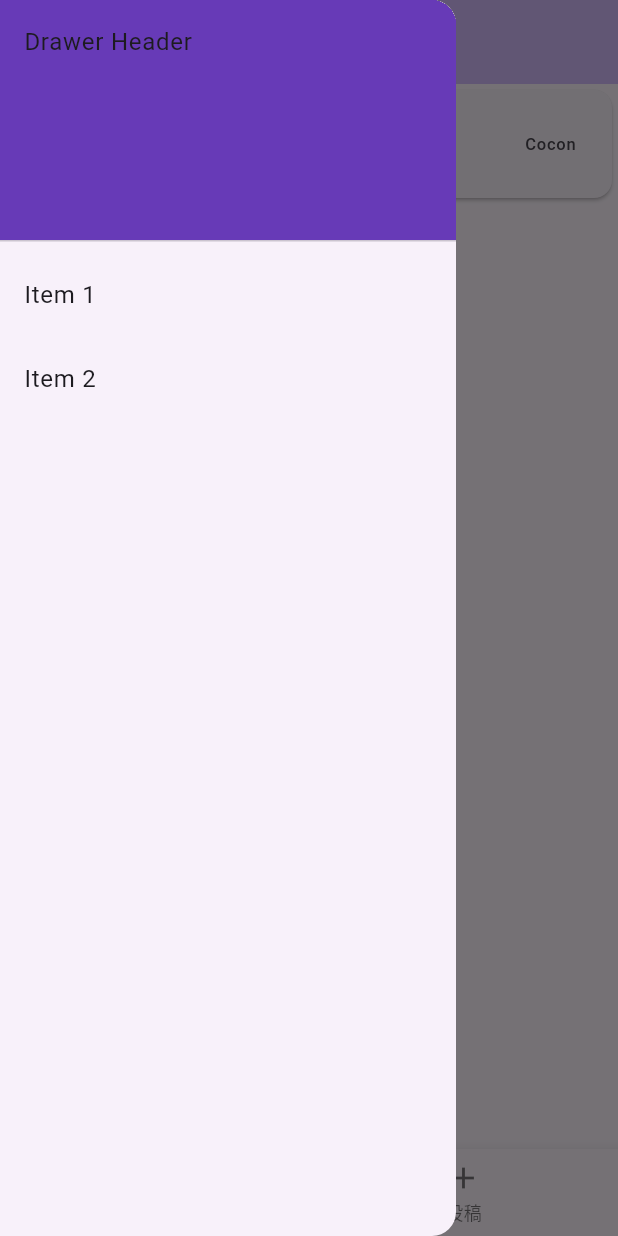
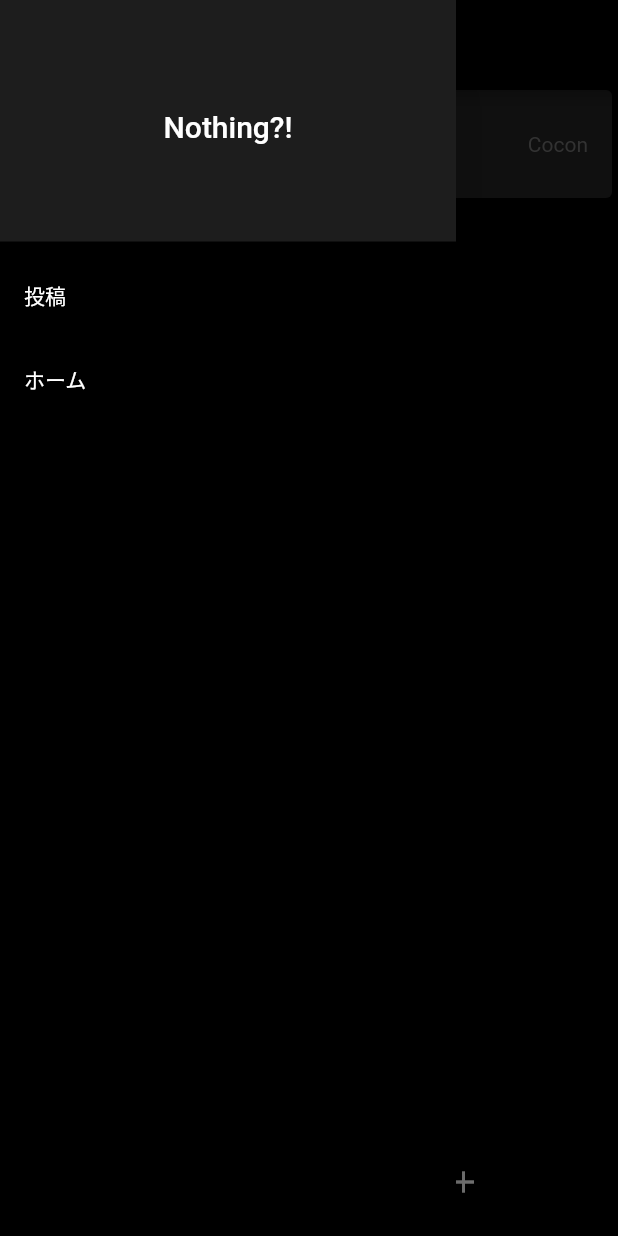
Before and after one commit to duke-imo/chiiki_flutter, a Flutter app: the screen it shows after launch, with the side drawer open, on a phone screen of 412 x 824 dp. Run offline on Flutter 3.47's test engine with Material 3 defaults, Android fonts, the light colour scheme and no system bars; our stand-ins replace shared_preferences.

Commit message:
change UI

```diff
--- a/lib/main.dart
+++ b/lib/main.dart
@@ -1,6 +1,7 @@
 import 'package:flutter/material.dart';
 import 'package:flutter_chiiki/post.dart';
 import 'database.dart';
+import 'package:intl/intl.dart';
 
 void main() {
   runApp(const MyApp());
@@ -14,10 +15,9 @@ class MyApp extends StatelessWidget {
   Widget build(BuildContext context) {
     return MaterialApp(
       debugShowCheckedModeBanner: false,
-      title: 'Flutter Demo',
+      title: 'Z',
       theme: ThemeData(
-        colorScheme: ColorScheme.fromSeed(seedColor: Colors.deepPurple),
-        useMaterial3: true,
+        useMaterial3: false,
       ),
       home: const MyHomePage(title: 'chiiki_flutter'),
     );
@@ -41,36 +41,68 @@ class _MyHomePageState extends State<MyHomePage> {
   @override
   Widget build(BuildContext context) {
     return Scaffold(
+      backgroundColor: const Color.fromARGB(255, 0, 0, 0),
       body: ListView.builder(
         itemCount: posts.length,
         itemBuilder: (BuildContext context, int index) {
           return Card(
-            child: ListTile(
-              title: Text(posts[index].text),
-              subtitle: Text(posts[index].date.toString()),
-              trailing: Text(posts[index].username),
-            ),
-          );
+            color: const Color.fromARGB(255, 34, 34, 34),
+              child: ListTile(
+                leading: const CircleAvatar(
+                  backgroundImage: AssetImage('assets/image/icon_image.png'),
+                  backgroundColor: Colors.transparent,
+                  ),
+                title: Text(
+                  posts[index].text,
+                  style: const TextStyle(color: Colors.white),
+                  ),
+                subtitle: Text(
+                  DateFormat('yyyy/HH:mm').format(posts[index].date),
+                  style: const TextStyle(
+                    color: Color.fromARGB(255, 167, 167, 167),
+                    fontSize: 12,),
+                  ),
+                trailing: Text(
+                  posts[index].username,
+                  style: const TextStyle(color: Color.fromARGB(255, 110, 110, 110)),),
+              ),
+            );
         },
       ),
       drawer: Drawer(
+        backgroundColor: Colors.black,
         child: ListView(
           padding: EdgeInsets.zero,
           children: <Widget>[
             const DrawerHeader(
               decoration: BoxDecoration(
-                color: Colors.deepPurple,
+                color: Color.fromARGB(255, 29, 29, 29)
               ),
-              child: Text('Drawer Header'),
+              child: Center(
+              child: Text(
+                'Nothing?!',
+                style: TextStyle(
+                  color: Color.fromARGB(255, 255, 255, 255),
+                  fontSize: 20,)
+                  ),
+            ),
             ),
             ListTile(
-              title: const Text('Item 1'),
+              title: const Text(
+                '投稿',
+                style: TextStyle(color: Colors.white),
+              ),
               onTap: () {
-                Navigator.pop(context);
+                Navigator.push(
+                  context,
+                  MaterialPageRoute(builder: (context) =>  const PostPage()),);
               },
             ),
             ListTile(
-              title: const Text('Item 2'),
+              title: const Text(
+                'ホーム',
+                style: TextStyle(color: Colors.white),
+              ),
               onTap: () {
                 Navigator.pop(context);
               },
@@ -79,34 +111,41 @@ class _MyHomePageState extends State<MyHomePage> {
         ),
       ),
       bottomNavigationBar: BottomNavigationBar(
+        backgroundColor: Colors.black,
         currentIndex: selectedIndex,
         onTap: (index) {
           setState(() {
             selectedIndex = index;
-            print(index.toString());
             if (index == 1) {
               Navigator.push(
                 context,
-                MaterialPageRoute(builder: (context) =>  PostPage()),
+                MaterialPageRoute(builder: (context) =>  const PostPage()),
               );
             }
           });
         },
         items: const [
           BottomNavigationBarItem(
-            icon: Icon(Icons.home),
-            label: 'ホーム',
+            icon: Icon(
+              Icons.home,
+              color: Colors.white,
+              ),
+            label: '',
           ),
           BottomNavigationBarItem(
-            icon: Icon(Icons.add),
-            label: '投稿',
-            backgroundColor: Color.fromARGB(255, 0, 140, 255),
+            icon: Icon(
+              Icons.add,
+              color: Colors.white,),
+            label: '',
           ),
         ],
       ),
       appBar: AppBar(
-        backgroundColor: Theme.of(context).colorScheme.inversePrimary,
-        title: const Text('z'),
+        backgroundColor: Colors.black,
+        title: const Text('𝕫'),
+        titleTextStyle: const TextStyle(
+          fontSize: 40,
+        ),
         centerTitle: true,
 
       ),
--- a/lib/post.dart
+++ b/lib/post.dart
@@ -29,10 +29,10 @@ class _PostPagePageState extends State<PostPage> {
                 TextField(
                   controller: _textEditingController,
                   enabled: true,
-                  maxLength: 50,
+                  maxLength: 150,
                   style: const TextStyle(color: Colors.black),
                   obscureText: false,
-                  maxLines: 1,
+                  maxLines: null,
                   decoration: const InputDecoration(
                     icon: Icon(Icons.speaker_notes),
                     hintText: '投稿内容を記載します',
@@ -42,7 +42,7 @@ class _PostPagePageState extends State<PostPage> {
                 TextField(
                   controller: _usernameEditingController,
                   enabled: true,
-                  maxLength: 50,
+                  maxLength: 15,
                   style: const TextStyle(color: Colors.black),
                   obscureText: false,
                   maxLines: 1,
--- a/pubspec.yaml
+++ b/pubspec.yaml
@@ -40,6 +40,7 @@ dependencies:
 dev_dependencies:
   flutter_test:
     sdk: flutter
+    intl: ^0.17.0
 
   # The "flutter_lints" package below contains a set of recommended lints to
   # encourage good coding practices. The lint set provided by the package is
@@ -53,6 +54,8 @@ dev_dependencies:
 
 # The following section is specific to Flutter packages.
 flutter:
+  assets:
+    - assets/image/icon_image.png
 
   # The following line ensures that the Material Icons font is
   # included with your application, so that you can use the icons in
```
Also changed, not shown: assets/image/icon_image.png (added), pubspec.lock.
